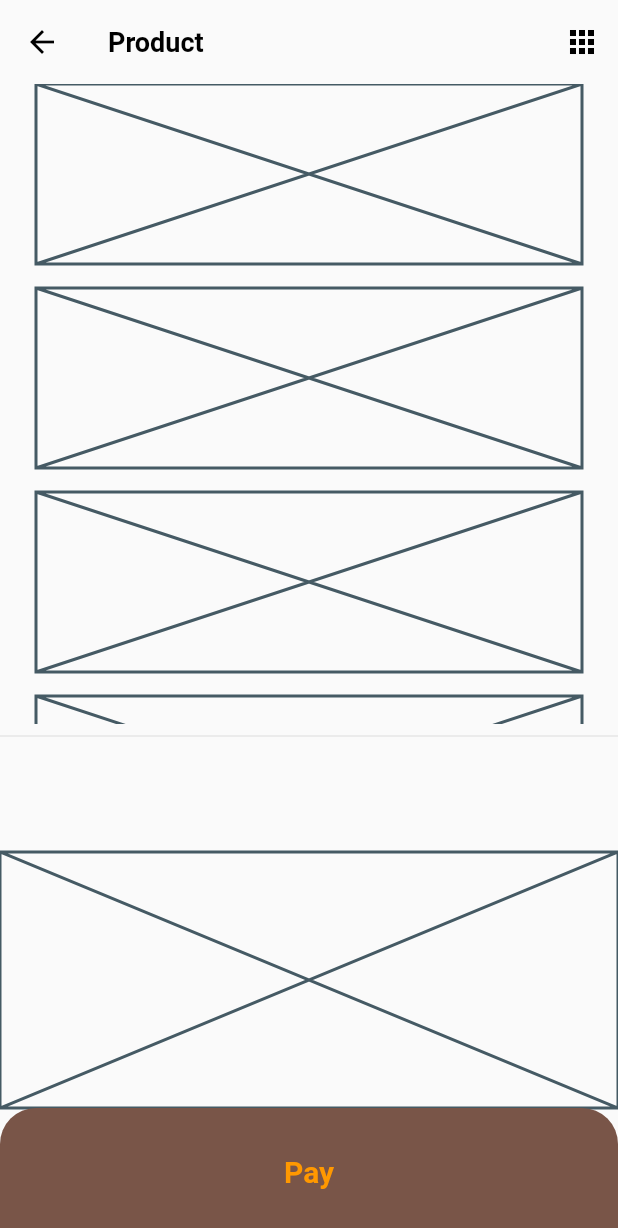
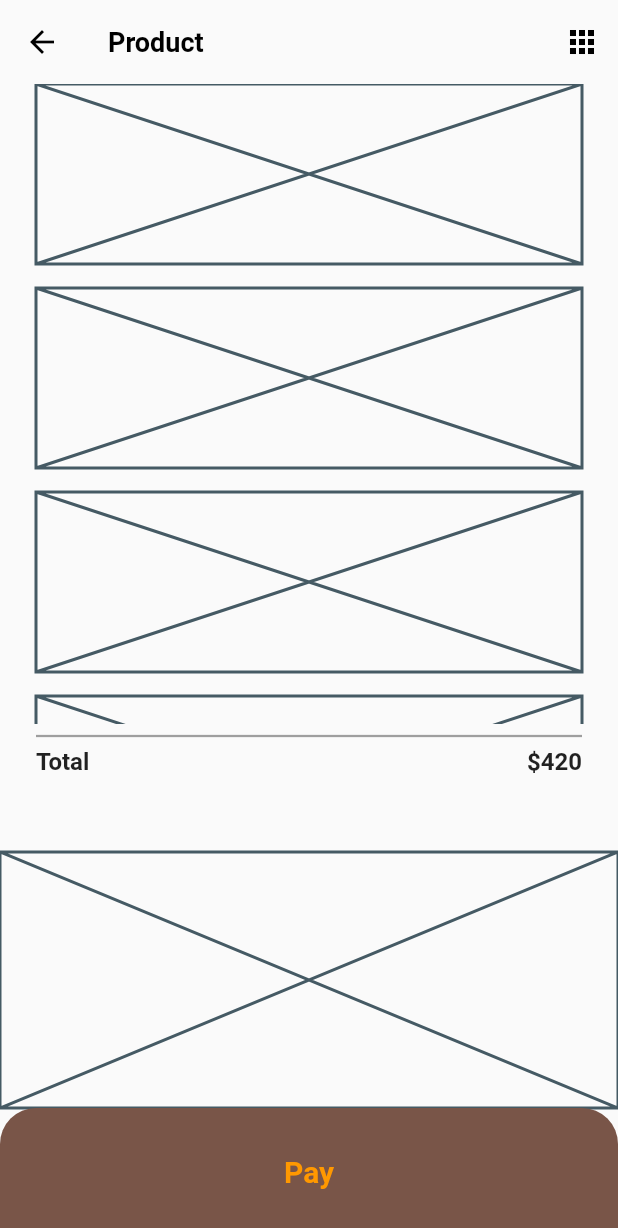
Before and after one commit to JAICHANGPARK/flutter_notebook_the_third_story, a Flutter app: the BookPage screen opened directly, on a phone screen of 412 x 824 dp. Shown: the top 1228 px of the screen. Run offline on Flutter 3.47's test engine with Material 2 defaults, Android fonts, the phone set to English and light mode, and no system bars; our stand-ins replace badges, dotted_border, fl_chart, page_transition, percent_indicator; network calls fail.

Commit message:
Update book_page.dart

```diff
--- a/lib/travel_store_app/book_page.dart
+++ b/lib/travel_store_app/book_page.dart
@@ -73,15 +73,30 @@ class _BookPageState extends State<BookPage> {
                 ),
                 Expanded(
                   flex: 2,
+                  child: Padding(
+                    padding: const EdgeInsets.symmetric(horizontal: 24),
                     child: Column(
                       children: <Widget>[
-                      Divider(),
+                        Divider(
+                          color: Colors.grey,
+                          height: 16,
+                          thickness: 1.5,
+                        ),
                         Row(
+                          mainAxisAlignment: MainAxisAlignment.spaceBetween,
                           children: <Widget>[
-
+                            Text("Total", style: TextStyle(
+                              fontWeight: FontWeight.bold,
+                              fontSize: 16,
+                            ),),
+                            Text("\$420", style: TextStyle(
+                              fontWeight: FontWeight.bold,
+                              fontSize: 16,
+                            ),),
                           ],
                         )
                       ],
+                    ),
                   ),
                 )
               ],
```
Lines whose indentation alone changed are shown as unchanged.
